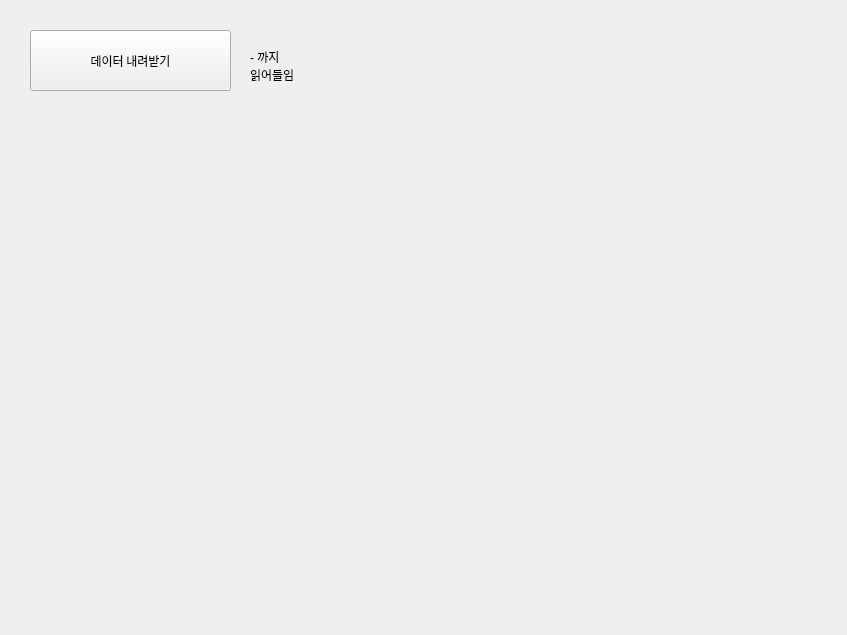
Qt form img/ui/main_second_window.ui (kbeekim/lol_teamfight) before a commit.
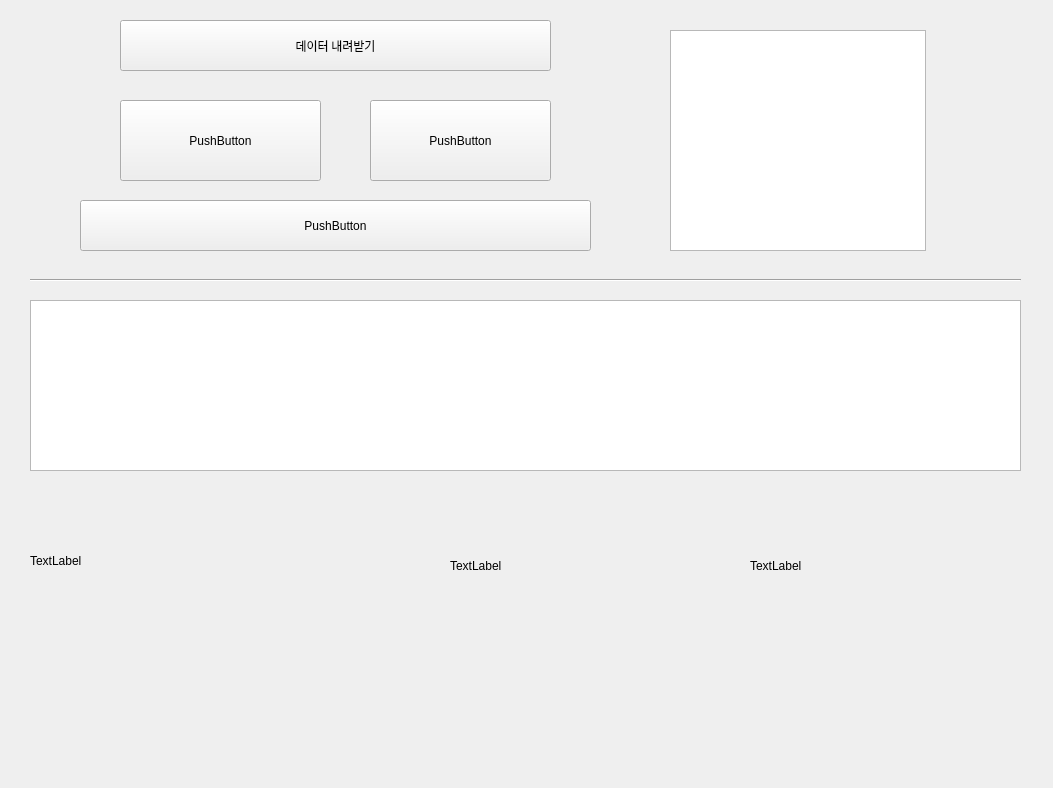
The same form after that commit.

```diff
--- a/img/ui/main_second_window.ui
+++ b/img/ui/main_second_window.ui
@@ -6,8 +6,8 @@
    <rect>
     <x>0</x>
     <y>0</y>
-    <width>847</width>
-    <height>635</height>
+    <width>1053</width>
+    <height>788</height>
    </rect>
   </property>
   <property name="windowTitle">
@@ -16,10 +16,10 @@
   <widget class="QPushButton" name="data_load_btn">
    <property name="geometry">
     <rect>
-     <x>30</x>
-     <y>30</y>
-     <width>201</width>
-     <height>61</height>
+     <x>120</x>
+     <y>20</y>
+     <width>431</width>
+     <height>51</height>
     </rect>
    </property>
    <property name="font">
@@ -31,18 +31,115 @@
     <string>데이터 내려받기</string>
    </property>
   </widget>
-  <widget class="QLabel" name="label">
+  <widget class="QPushButton" name="user01_btn">
    <property name="geometry">
     <rect>
-     <x>250</x>
-     <y>40</y>
-     <width>121</width>
+     <x>120</x>
+     <y>100</y>
+     <width>201</width>
+     <height>81</height>
+    </rect>
+   </property>
+   <property name="text">
+    <string>PushButton</string>
+   </property>
+  </widget>
+  <widget class="QPushButton" name="user02_btn">
+   <property name="geometry">
+    <rect>
+     <x>370</x>
+     <y>100</y>
+     <width>181</width>
+     <height>81</height>
+    </rect>
+   </property>
+   <property name="text">
+    <string>PushButton</string>
+   </property>
+  </widget>
+  <widget class="QListWidget" name="spworker_list_widget">
+   <property name="geometry">
+    <rect>
+     <x>670</x>
+     <y>30</y>
+     <width>256</width>
+     <height>221</height>
+    </rect>
+   </property>
+  </widget>
+  <widget class="QTableWidget" name="combo_table">
+   <property name="geometry">
+    <rect>
+     <x>30</x>
+     <y>300</y>
+     <width>991</width>
+     <height>171</height>
+    </rect>
+   </property>
+  </widget>
+  <widget class="Line" name="line">
+   <property name="geometry">
+    <rect>
+     <x>30</x>
+     <y>260</y>
+     <width>991</width>
+     <height>41</height>
+    </rect>
+   </property>
+   <property name="orientation">
+    <enum>Qt::Horizontal</enum>
+   </property>
+  </widget>
+  <widget class="QLabel" name="comb_label">
+   <property name="geometry">
+    <rect>
+     <x>30</x>
+     <y>500</y>
+     <width>371</width>
+     <height>121</height>
+    </rect>
+   </property>
+   <property name="text">
+    <string>TextLabel</string>
+   </property>
+  </widget>
+  <widget class="QPushButton" name="combo_bnt">
+   <property name="geometry">
+    <rect>
+     <x>80</x>
+     <y>200</y>
+     <width>511</width>
      <height>51</height>
     </rect>
    </property>
    <property name="text">
-    <string>- 까지 
-읽어들임</string>
+    <string>PushButton</string>
+   </property>
+  </widget>
+  <widget class="QLabel" name="user1_label">
+   <property name="geometry">
+    <rect>
+     <x>450</x>
+     <y>500</y>
+     <width>251</width>
+     <height>131</height>
+    </rect>
+   </property>
+   <property name="text">
+    <string>TextLabel</string>
+   </property>
+  </widget>
+  <widget class="QLabel" name="user2_label">
+   <property name="geometry">
+    <rect>
+     <x>750</x>
+     <y>500</y>
+     <width>241</width>
+     <height>131</height>
+    </rect>
+   </property>
+   <property name="text">
+    <string>TextLabel</string>
    </property>
   </widget>
  </widget>
```
Left out of the diff: 4 changed lines with no effect on the pictures.
